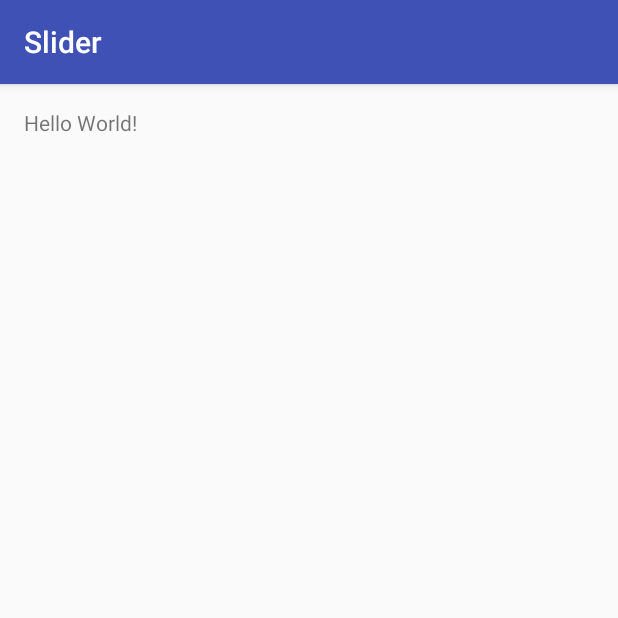
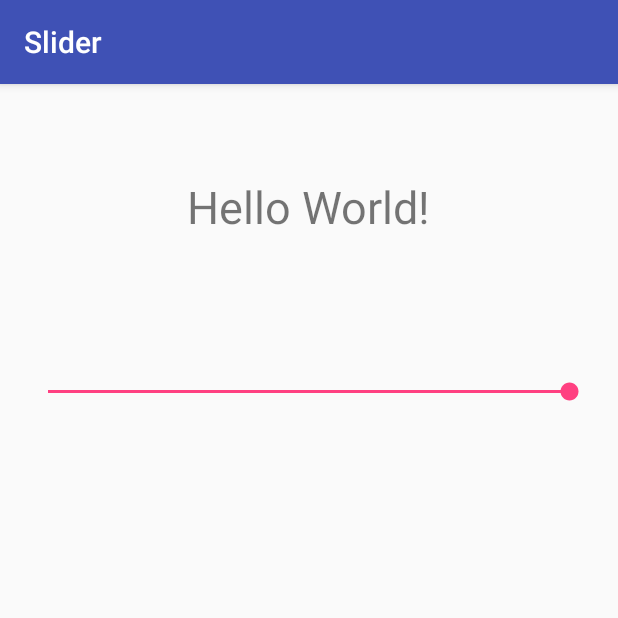
Before and after one commit to KyletheFox/Android_Slider, an Android app: the screen it shows after launch (MainActivity), on a phone screen of 412 x 824 dp, the top half of it. Run offline under Robolectric (Android 15) with nearby library versions, the phone set to English and light mode, and no system bars.

Commit message:
Implemented Slider event listener

```diff
--- a/app/src/main/java/com/example/kyleoneill/slider/MainActivity.java
+++ b/app/src/main/java/com/example/kyleoneill/slider/MainActivity.java
@@ -2,20 +2,52 @@ package com.example.kyleoneill.slider;
 
 import android.support.v7.app.AppCompatActivity;
 import android.os.Bundle;
-import java.util.ArrayList;
+import android.util.Log;
+import android.widget.SeekBar;
+import android.widget.TextView;
 
 public class MainActivity extends AppCompatActivity {
 
     // TODO Say whatever needs to be done
+
+    private TextView message;
 
     @Override
     protected void onCreate(Bundle savedInstanceState) {
         super.onCreate(savedInstanceState);
         setContentView(R.layout.activity_main);
 
-        ArrayList a = new ArrayList<>();
+//        ArrayList a = new ArrayList<>();
+//        a = null;   // Java garbage collect would delete the obj in memory.
+
+        SeekBar sb = (SeekBar) findViewById(R.id.slider);
+        message = (TextView) findViewById(R.id.textView2);
+
+        sb.setProgress(100); // Set default alpha
+
+        // Event Listener for slider
+        sb.setOnSeekBarChangeListener(new SeekBar.OnSeekBarChangeListener() {
+            @Override
+            public void onProgressChanged(SeekBar seekBar, int progress, boolean fromUser) {
+                // Set alpha of Label
+
+                Log.d("MainActivity", String.valueOf(progress));    // Debug logger when slider changes
+
+                float alphaVal = (float)progress / 100;
+                message.setAlpha(alphaVal);
+            }
+
+            @Override
+            public void onStartTrackingTouch(SeekBar seekBar) {
+
+            }
+
+            @Override
+            public void onStopTrackingTouch(SeekBar seekBar) {
+
+            }
+        });
 
 
-        a = null;   // Java garbage collect would delete the obj in memory.
     }
 }
--- a/app/src/main/res/layout/activity_main.xml
+++ b/app/src/main/res/layout/activity_main.xml
@@ -12,5 +12,21 @@
     <TextView
         android:layout_width="wrap_content"
         android:layout_height="wrap_content"
-        android:text="Hello World!" />
+        android:text="Hello World!"
+        android:id="@+id/textView2"
+        android:textSize="30dp"
+        android:layout_alignParentTop="true"
+        android:layout_centerHorizontal="true"
+        android:layout_marginTop="45dp" />
+
+    <SeekBar
+        android:layout_width="match_parent"
+        android:layout_height="40dp"
+        android:id="@+id/slider"
+        android:layout_marginTop="83dp"
+        android:layout_below="@+id/textView2"
+        android:layout_centerHorizontal="true"
+        android:max="100"
+        android:layout_alignParentStart="false" />
+
 </RelativeLayout>
```
